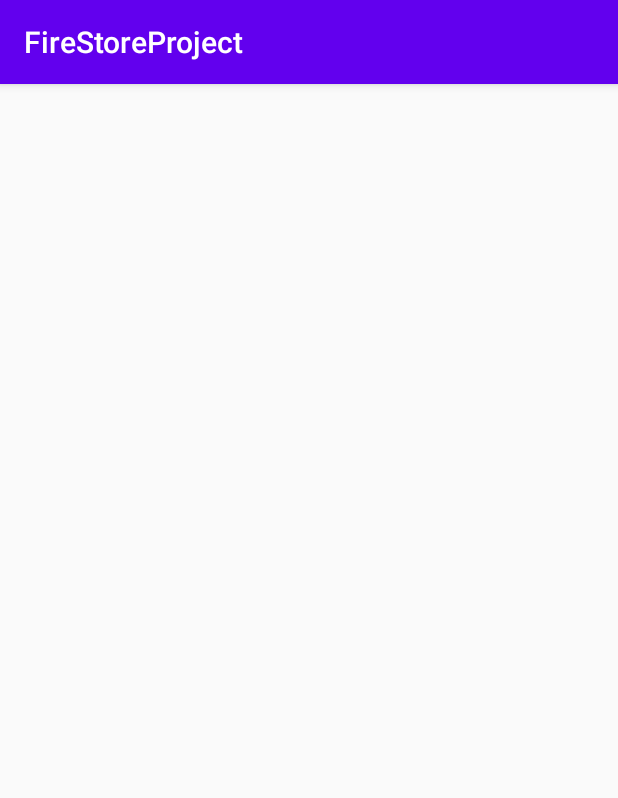
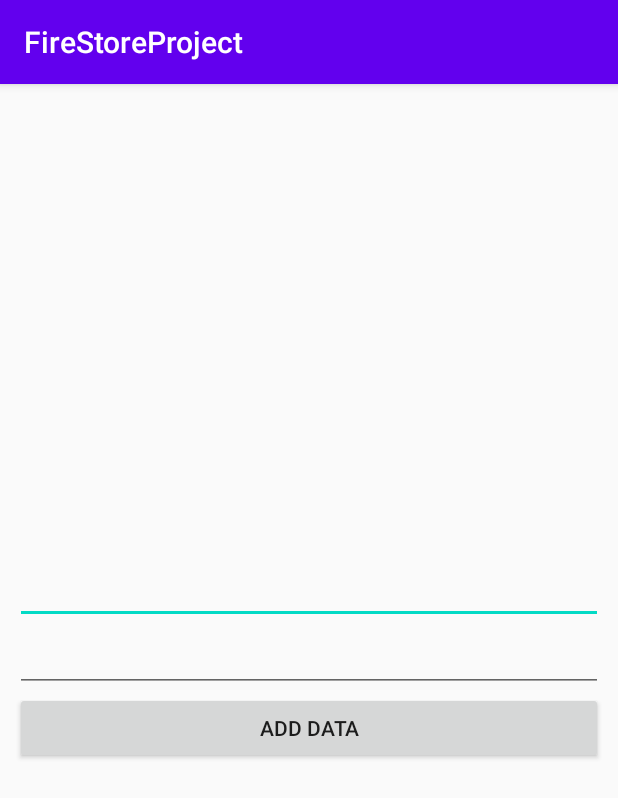
Before and after one commit to CindoddCindy/testFireStore, an Android app: the AddData screen opened directly, with no data from a screen before it, on a phone screen of 412 x 824 dp. Shown: the top 798 px of the screen. Run offline under Robolectric (Android 15) with nearby library versions, the phone set to English and light mode, and no system bars; our stand-ins replace Firebase (no records; nobody signed in at launch, a user with empty details on screens opened directly).

```diff
--- a/app/src/main/java/magang/project/firestore/view/AddData.java
+++ b/app/src/main/java/magang/project/firestore/view/AddData.java
@@ -5,6 +5,8 @@ import androidx.appcompat.app.AppCompatActivity;
 
 import android.os.Bundle;
 import android.util.Log;
+import android.widget.Button;
+import android.widget.EditText;
 import android.widget.TextView;
 import android.widget.Toast;
 
@@ -19,12 +21,31 @@ import magang.project.firestore.R;
 
 public class AddData extends AppCompatActivity {
 
+    private EditText editText_data_satu, editText_data_dua;
+
+    private Button button_add_data;
+
 
     @Override
     protected void onCreate(Bundle savedInstanceState) {
         super.onCreate(savedInstanceState);
         setContentView(R.layout.activity_add_data);
 
+        editText_data_satu=findViewById(R.id.et_add_data_satu);
+        editText_data_dua=findViewById(R.id.et_add_data_dua);
+        button_add_data=findViewById(R.id.btn_add_data);
+
+
+
     }
 
+    public void addData(){
+        String data_satu =editText_data_satu.getText().toString();
+        String data_dua= editText_data_dua.getText().toString();
+
+
     }
+
+
+
+    }
--- a/app/src/main/res/layout/activity_add_data.xml
+++ b/app/src/main/res/layout/activity_add_data.xml
@@ -4,6 +4,7 @@
     xmlns:tools="http://schemas.android.com/tools"
     android:layout_width="match_parent"
     android:layout_height="match_parent"
+    android:layout_margin="10dp"
     android:orientation="vertical"
     tools:context=".view.AddData">
     <LinearLayout
@@ -13,6 +14,29 @@
         android:layout_gravity="center"
         android:gravity="center">
 
+        <EditText
+            android:layout_width="match_parent"
+            android:layout_height="wrap_content"
+            android:id="@+id/et_add_data_satu">
+
+        </EditText>
+        <EditText
+            android:layout_width="match_parent"
+            android:layout_height="wrap_content"
+            android:id="@+id/et_add_data_dua">
+
+        </EditText>
+
+        <Button
+            android:id="@+id/btn_add_data"
+            android:layout_width="match_parent"
+            android:layout_height="wrap_content"
+            android:text="Add Data"
+            >
+
+        </Button>
+
+
     </LinearLayout>
 
 </LinearLayout>
```
Also changed, not shown: app/src/main/java/magang/project/firestore/model/ModelFireBase.java (added, +44 -0 lines).
